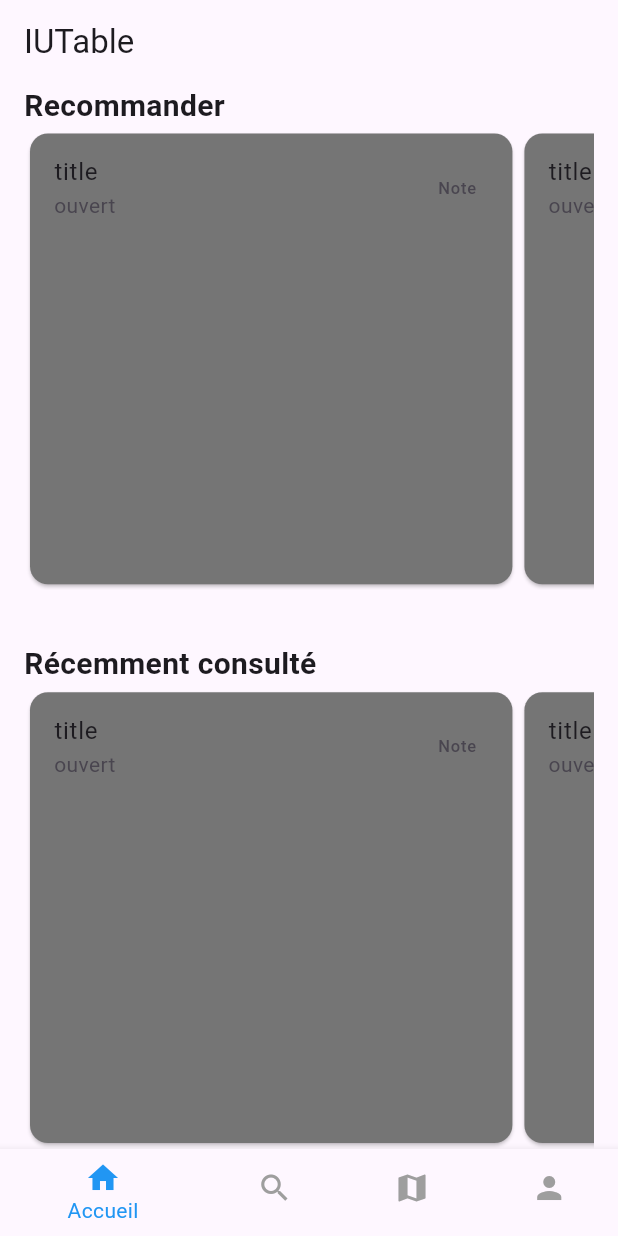
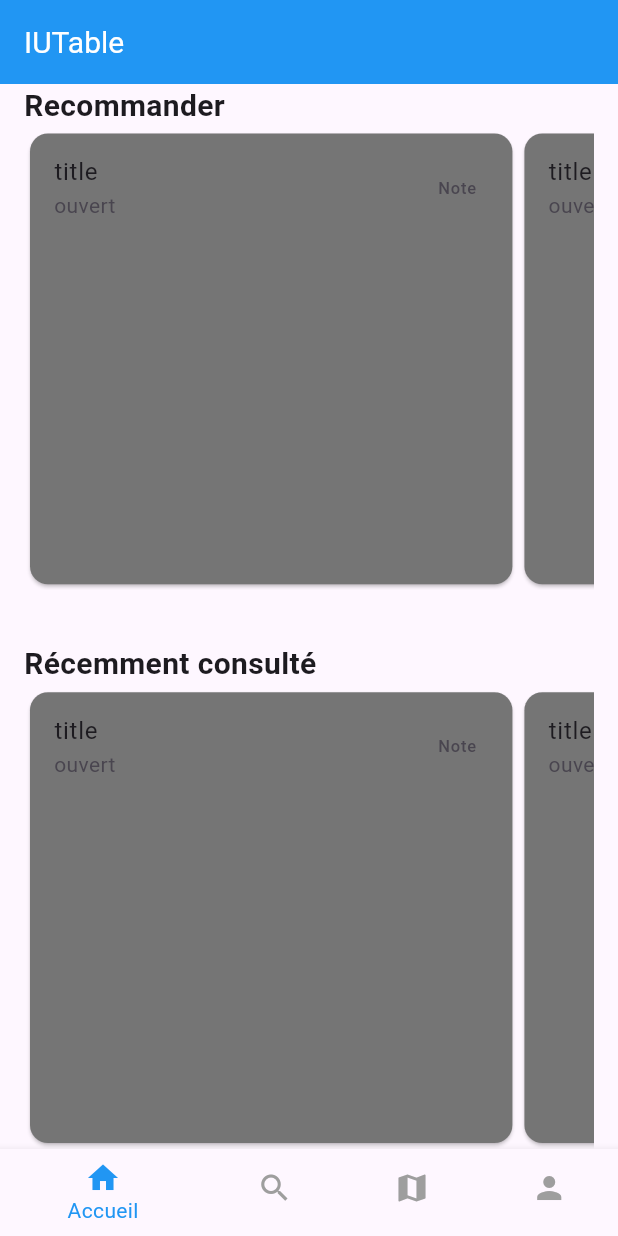
Before and after one commit to pierre-gangneux/sae_mobile, a Flutter app: the screen it shows after launch, on a phone screen of 412 x 824 dp. Run offline on Flutter 3.47's test engine with Material 3 defaults, Android fonts, the phone set to English and light mode, and no system bars; our stand-ins replace flutter_form_builder, go_router.

```diff
--- a/lib/Views/home.dart
+++ b/lib/Views/home.dart
@@ -1,5 +1,5 @@
 import 'package:flutter/material.dart';
-import 'package:sae_mobile/Views/viewRestaurants.dart';
+import 'package:sae_mobile/Views/viewRestaurant.dart';
 
 class Home extends StatelessWidget {
   @override
@@ -18,7 +18,7 @@ class Home extends StatelessWidget {
                 style: TextStyle(fontSize: 20, fontWeight: FontWeight.bold),
                   textAlign: TextAlign.left
               ),
-              Expanded(child: ViewRestaurants(axis: Axis.horizontal)),
+              Expanded(child: ViewRestaurant(axis: Axis.horizontal)),
               // Deuxième section
               SizedBox(height: 35), // Espacement entre les éléments
               Text(
@@ -26,7 +26,7 @@ class Home extends StatelessWidget {
                   style: TextStyle(fontSize: 20, fontWeight: FontWeight.bold),
                   textAlign: TextAlign.left
               ),
-              Expanded(child: ViewRestaurants(axis: Axis.horizontal)),
+              Expanded(child: ViewRestaurant(axis: Axis.horizontal)),
             ],
           ),
       ),
--- a/lib/Views/searchView.dart
+++ b/lib/Views/searchView.dart
@@ -1,6 +1,6 @@
 import 'package:flutter/material.dart';
 import 'package:flutter_form_builder/flutter_form_builder.dart';
-import 'package:sae_mobile/Views/viewRestaurants.dart';
+import 'package:sae_mobile/Views/viewRestaurant.dart';
 
 class SearchView extends StatefulWidget {
   @override
@@ -103,7 +103,7 @@ class _SearchViewState extends State<SearchView> {
               ),
             ),
           ),
-          Expanded(child: ViewRestaurants(axis: Axis.vertical)),
+          Expanded(child: ViewRestaurant(axis: Axis.vertical)),
         ],
       ),
     );
--- /dev/null
+++ b/lib/Views/viewRestaurant.dart
@@ -0,0 +1,48 @@
+import 'package:flutter/material.dart';
+import 'package:go_router/go_router.dart';
+
+class ViewRestaurant extends StatelessWidget {
+  final Axis axis; // Store the axis parameter
+
+  const ViewRestaurant({super.key, required this.axis}); // Proper constructor
+
+  Widget _restaurant2Widget(BuildContext context, String id) {
+    double screenWidth = MediaQuery
+        .of(context)
+        .size
+        .width;
+    double cardWidth = screenWidth * 0.8; // 80% of screen width
+
+    return SizedBox(
+      width: cardWidth.clamp(200, 400),
+      // Min 200, Max 400 to avoid extreme sizes
+      child: Card(
+        child: InkWell( // Makes the whole card tappable with ripple effect
+          onTap: () {
+            context.push('/restaurants/$id');
+          },
+          child: ListTile(
+            title: Text("title"),
+            subtitle: Text("ouvert"),
+            trailing: Text('Note'),
+          ),
+        ),
+      ),
+    );
+  }
+
+  @override
+  Widget build(BuildContext context) {
+    return SizedBox(
+      height: 150, // Fixed height for ListView to work properly
+      child: ListView.builder(
+        scrollDirection: axis, // Use class-level property
+        itemCount: 100,
+        itemBuilder: (context, index) {
+          return _restaurant2Widget(context, "1");
+        },
+      ),
+    );
+  }
+
+}
--- a/lib/Views/viewRestaurants.dart
+++ /dev/null
@@ -1,37 +0,0 @@
-import 'package:flutter/material.dart';
-
-class ViewRestaurants extends StatelessWidget {
-  final Axis axis; // Store the axis parameter
-
-  const ViewRestaurants({super.key, required this.axis}); // Proper constructor
-
-  Widget _restaurant2Widget(BuildContext context) {
-    double screenWidth = MediaQuery.of(context).size.width;
-    double cardWidth = screenWidth * 0.8; // 80% of screen width
-
-    return SizedBox(
-      width: cardWidth.clamp(200, 400), // Min 200, Max 400 to avoid extreme sizes
-      child: Card(
-        child: ListTile(
-          title: Text("title"),
-          subtitle: Text("ouvert"),
-          trailing: Text('Note'),
-        ),
-      ),
-    );
-  }
-
-  @override
-  Widget build(BuildContext context) {
-    return SizedBox(
-      height: 150, // Fixed height for ListView to work properly
-      child: ListView.builder(
-        scrollDirection: axis, // Use class-level property
-        itemCount: 100,
-        itemBuilder: (context, index) {
-          return _restaurant2Widget(context);
-        },
-      ),
-    );
-  }
-}
--- a/lib/main.dart
+++ b/lib/main.dart
@@ -3,6 +3,7 @@ import 'package:go_router/go_router.dart';
 import 'package:sae_mobile/Views/profilView.dart';
 import 'Views/home.dart';
 import 'Views/navigBottom.dart';
+import 'Views/restaurantDetailView.dart';
 import 'Views/searchView.dart';
 import 'Views/mapView.dart';
 
@@ -45,9 +46,18 @@ class MyApp extends StatelessWidget{
               GoRoute(
                 // The screen to display as the root in the second tab of the
                 // bottom navigation bar.
-                path: '/search',
+                path: '/restaurants',
                 builder: (BuildContext context, GoRouterState state) => SearchView(),
-              ),
+                routes: [
+                  GoRoute(
+                      path: ':id', // Chemin enfant dynamique pour le détail du restaurant
+                      builder: (BuildContext context, GoRouterState state) {
+                        final String restaurantId = state.pathParameters['id']!;
+                        return RestaurantDetailView(restaurantId: restaurantId);
+                      },
+                    ),
+                  ],
+                ),
             ],
           ),
 
@@ -94,7 +104,16 @@ class MyApp extends StatelessWidget{
         cardTheme: CardTheme(
           color: Colors.grey[600], // Fond des cartes en gris foncé
         ),
+        appBarTheme: AppBarTheme(
+          backgroundColor: Colors.blue, // Fond bleu pour l'AppBar
+          elevation: 0, // Tu peux ajuster l'élévation si nécessaire
+          titleTextStyle: TextStyle(
+            color: Colors.white, // Couleur du texte de l'AppBar
+            fontSize: 20, // Taille de police du titre
+          ),
+        ),
       ),
+
       routerConfig: _router,
     );
   }
--- a/pubspec.yaml
+++ b/pubspec.yaml
@@ -36,6 +36,7 @@ dependencies:
   cupertino_icons: ^1.0.8
   go_router: ^14.8.1
   flutter_form_builder: ^9.7.0
+  url_launcher: ^6.3.1
 
 dev_dependencies:
   flutter_test:
```
Also changed, not shown: lib/Views/restaurantDetailView.dart (added, +153 -0 lines), pubspec.lock, 2 other files.
